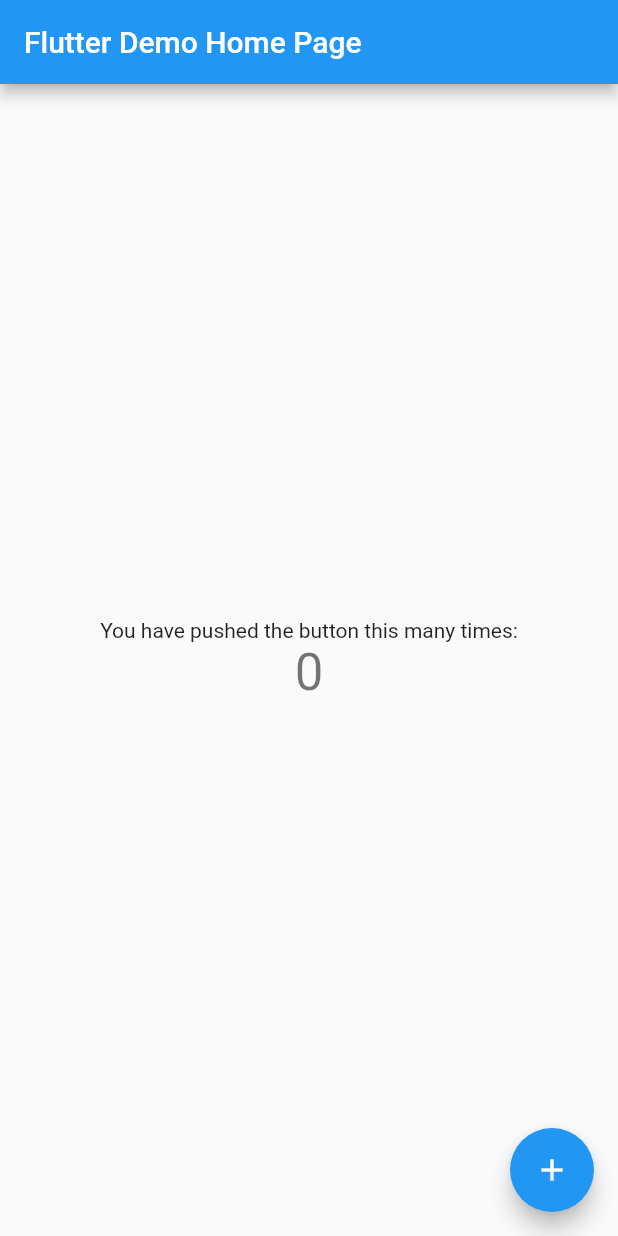
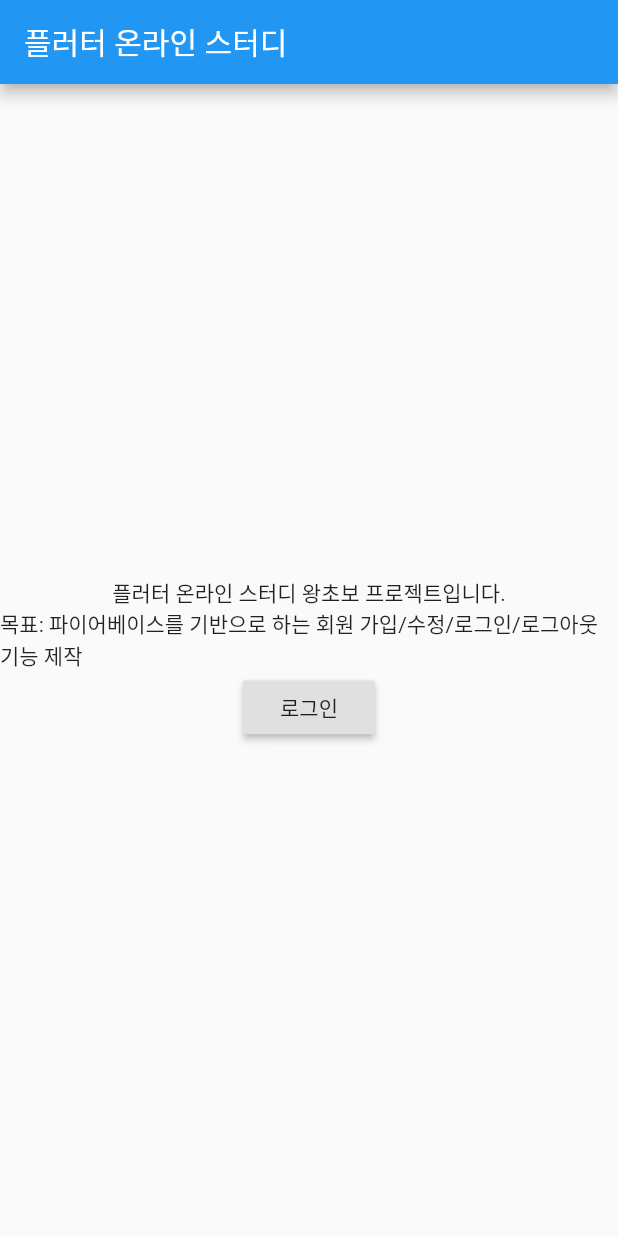
Before and after one commit to thruthesky/member, a Flutter app: the screen it shows after launch, on a phone screen of 412 x 824 dp. Run offline on Flutter 3.47's test engine with Material 2 defaults, Android fonts, the phone set to English and light mode, and no system bars.

Commit message:
회원 가입 및 로그인 페이지 작성

```diff
--- a/lib/main.dart
+++ b/lib/main.dart
@@ -1,4 +1,5 @@
 import 'package:flutter/material.dart';
+import 'package:member/pages/home/home.page.dart';
 
 void main() {
   runApp(MyApp());
@@ -8,63 +9,12 @@ class MyApp extends StatelessWidget {
   @override
   Widget build(BuildContext context) {
     return MaterialApp(
-      title: 'Flutter Demo',
+      title: '플러터 온라인 스터디 데모',
       theme: ThemeData(
         primarySwatch: Colors.blue,
         visualDensity: VisualDensity.adaptivePlatformDensity,
       ),
-      home: MyHomePage(title: 'Flutter Demo Home Page'),
+      home: HomePage(),
     );
   }
 }
-
-class MyHomePage extends StatefulWidget {
-  MyHomePage({Key key, this.title}) : super(key: key);
-
-  final String title;
-
-  @override
-  _MyHomePageState createState() => _MyHomePageState();
-}
-
-class _MyHomePageState extends State<MyHomePage> {
-  int _counter = 0;
-
-  void _incrementCounter() {
-    setState(() {
-      _counter++;
-    });
-  }
-
-  @override
-  Widget build(BuildContext context) {
-
-    return Scaffold(
-      appBar: AppBar(
-
-        title: Text(widget.title),
-      ),
-      body: Center(
-
-        child: Column(
-
-          mainAxisAlignment: MainAxisAlignment.center,
-          children: <Widget>[
-            Text(
-              'You have pushed the button this many times:',
-            ),
-            Text(
-              '$_counter',
-              style: Theme.of(context).textTheme.headline4,
-            ),
-          ],
-        ),
-      ),
-      floatingActionButton: FloatingActionButton(
-        onPressed: _incrementCounter,
-        tooltip: 'Increment',
-        child: Icon(Icons.add),
-      ),
-    );
-  }
-}
--- /dev/null
+++ b/lib/pages/home/home.page.dart
@@ -0,0 +1,38 @@
+import 'package:flutter/material.dart';
+import 'package:member/global.dart';
+import 'package:member/pages/login/login.page.dart';
+
+class HomePage extends StatefulWidget {
+  HomePage({Key key}) : super(key: key);
+
+  @override
+  _HomePageState createState() => _HomePageState();
+}
+
+class _HomePageState extends State<HomePage> {
+  @override
+  Widget build(BuildContext context) {
+    return Scaffold(
+      appBar: AppBar(
+        title: Text('플러터 온라인 스터디'),
+      ),
+      body: Center(
+        child: Column(
+          mainAxisAlignment: MainAxisAlignment.center,
+          children: <Widget>[
+            Text(
+              '플러터 온라인 스터디 왕초보 프로젝트입니다.',
+            ),
+            Text(
+              '목표: 파이어베이스를 기반으로 하는 회원 가입/수정/로그인/로그아웃 기능 제작',
+            ),
+            RaisedButton(
+              onPressed: () => open(context, Loginpage()),
+              child: Text('로그인'),
+            ),
+          ],
+        ),
+      ),
+    );
+  }
+}
```
Also changed, not shown: lib/global.dart (added, +8 -0 lines), lib/pages/login/login.page.dart (added, +63 -0 lines), lib/pages/register/register.page.dart (added, +73 -0 lines), lib/defines.dart (added).
